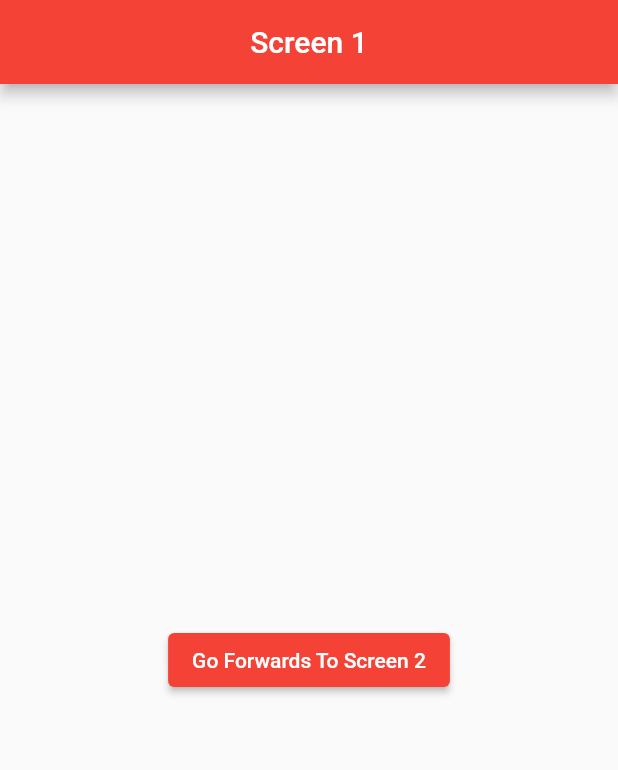
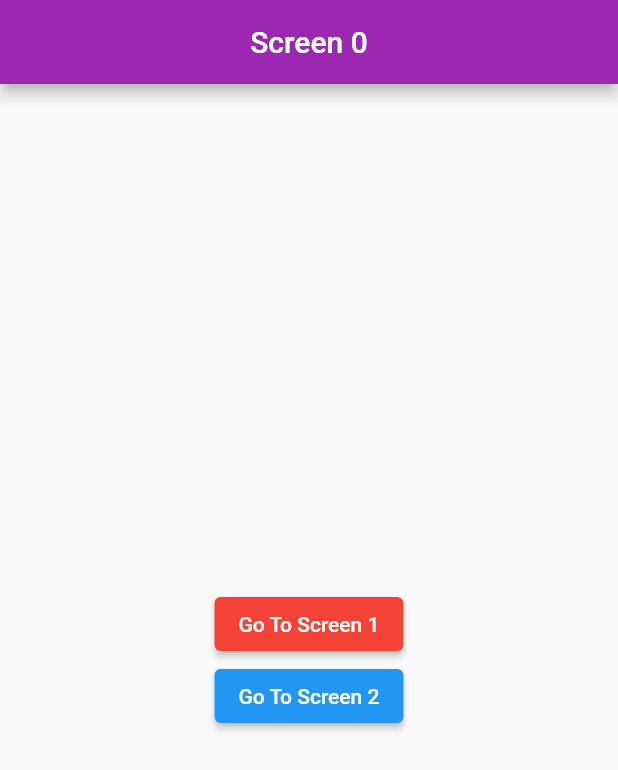
Before and after one commit to robence/flutter_navigation_demo, a Flutter app: the screen it shows after launch, on a phone screen of 412 x 824 dp. Shown: the top 770 px of the screen. Run offline on Flutter 3.47's test engine with Material 2 defaults, Android fonts, the phone set to English and light mode, and no system bars.

Commit message:
add navigation between screens

```diff
--- a/lib/main.dart
+++ b/lib/main.dart
@@ -1,5 +1,7 @@
 import 'package:flutter/material.dart';
+import 'package:flutter_navigation_demo/screen0.dart';
 import 'package:flutter_navigation_demo/screen1.dart';
+import 'package:flutter_navigation_demo/screen2.dart';
 
 void main() {
   runApp(const MyApp());
@@ -16,7 +18,12 @@ class MyApp extends StatelessWidget {
       theme: ThemeData(
         platform: TargetPlatform.iOS,
       ),
-      home: const Screen1(),
+      initialRoute: '/',
+      routes: {
+        '/': (context) => const Screen0(),
+        '/first': (context) => const Screen1(),
+        '/second': (context) => const Screen2(),
+      },
     );
   }
 }
--- a/lib/screen0.dart
+++ b/lib/screen0.dart
@@ -12,6 +12,7 @@ class Screen0 extends StatelessWidget {
       ),
       body: Center(
         child: Column(
+          mainAxisAlignment: MainAxisAlignment.center,
           children: <Widget>[
             ElevatedButton(
               style: ElevatedButton.styleFrom(
@@ -19,14 +20,14 @@ class Screen0 extends StatelessWidget {
               ),
               child: const Text('Go To Screen 1'),
               onPressed: () {
-                //Navigate to Screen 1
+                Navigator.pushNamed(context, '/first');
               },
             ),
             ElevatedButton(
               style: ElevatedButton.styleFrom(primary: Colors.blue),
               child: const Text('Go To Screen 2'),
               onPressed: () {
-                //Navigate to Screen 2
+                Navigator.pushNamed(context, '/second');
               },
             ),
           ],
--- a/lib/screen1.dart
+++ b/lib/screen1.dart
@@ -1,5 +1,4 @@
 import 'package:flutter/material.dart';
-import 'package:flutter_navigation_demo/screen2.dart';
 
 class Screen1 extends StatelessWidget {
   const Screen1({Key? key}) : super(key: key);
@@ -7,8 +6,7 @@ class Screen1 extends StatelessWidget {
   @override
   Widget build(BuildContext context) {
     void navigateNextScreen() {
-      Navigator.push(
-          context, MaterialPageRoute(builder: (context) => const Screen2()));
+      Navigator.pushNamed(context, '/second');
     }
 
     return Scaffold(
```
